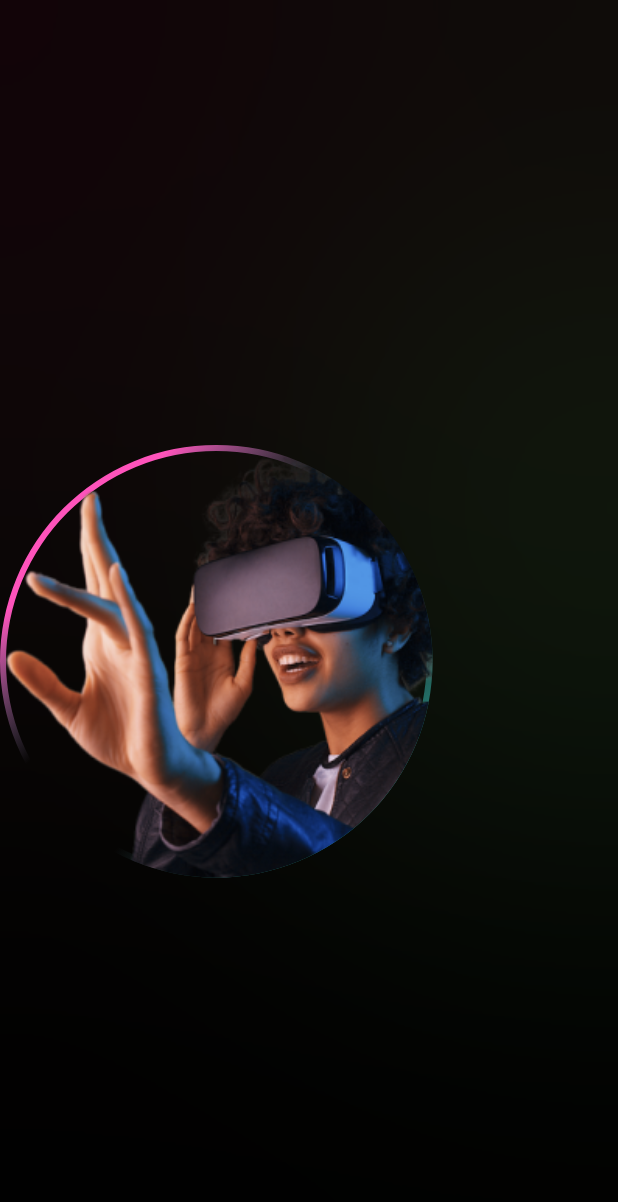
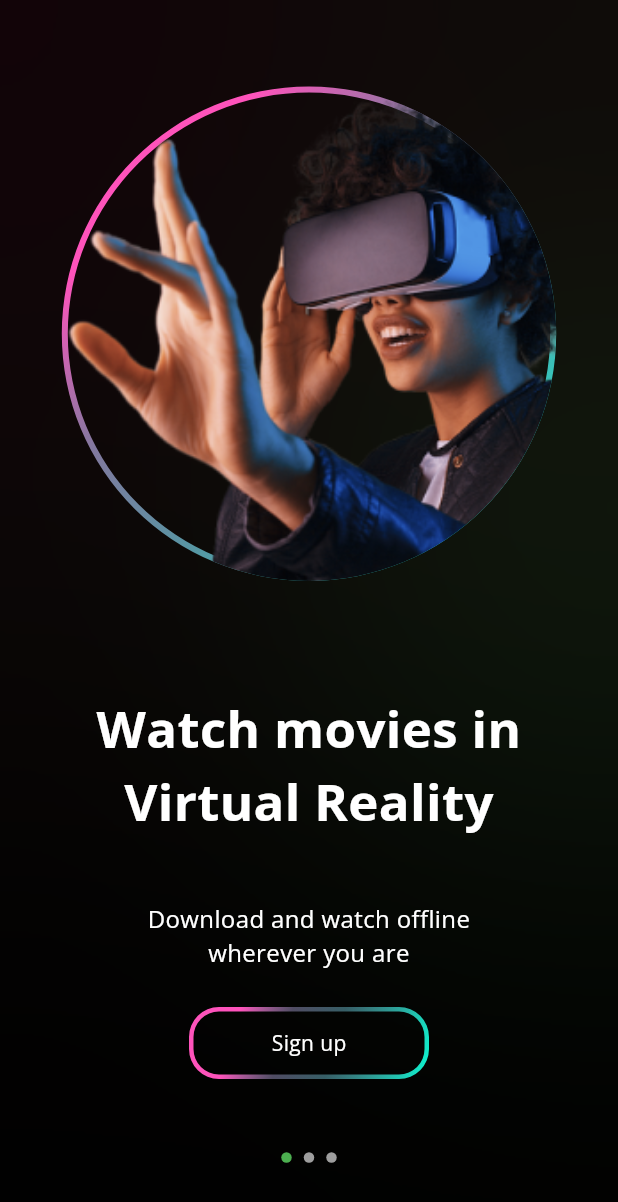
Before and after one commit to JakariaKhan-CSE/Figma-to-Flutter-Movies-Neon-App-UI-Design-, a Flutter app: the screen it shows after launch, on a phone screen of 412 x 824 dp. Shown: the top 1202 px of the screen. Run offline on Flutter 3.47's test engine with Material 3 defaults, Android fonts, the phone set to English and light mode, and no system bars; our stand-ins replace google_fonts.

Commit message:
first page design complete.

```diff
--- a/lib/screen/onboarding.dart
+++ b/lib/screen/onboarding.dart
@@ -2,9 +2,9 @@ import 'dart:ui';
 
 import 'package:figma_to_flutter_movies_neon/Components/CustomOutLine.dart';
 import 'package:flutter/material.dart';
+import 'package:google_fonts/google_fonts.dart';
 
 class Onboarding extends StatelessWidget {
-
   const Onboarding({super.key});
 
   @override
@@ -20,20 +20,15 @@ class Onboarding extends StatelessWidget {
         child: Stack(
           children: [
             Positioned(
-                top: screenHeight*0.1,
+                top: screenHeight * 0.1,
                 left: -88,
                 child: Container(
                   height: 166,
                   width: 166,
-                  decoration: BoxDecoration(
-                    color: Colors.pink,
-                    shape: BoxShape.circle
-                  ),
+                  decoration:
+                      BoxDecoration(color: Colors.pink, shape: BoxShape.circle),
                   child: BackdropFilter(
-                    filter: ImageFilter.blur(
-                      sigmaX: 200,
-                      sigmaY: 200
-                    ),
+                    filter: ImageFilter.blur(sigmaX: 200, sigmaY: 200),
                     child: Container(
                       height: 166,
                       width: 166,
@@ -42,20 +37,15 @@ class Onboarding extends StatelessWidget {
                   ),
                 )),
             Positioned(
-                top: screenHeight*0.3,
+                top: screenHeight * 0.3,
                 right: -100,
                 child: Container(
                   height: 200,
                   width: 200,
                   decoration: BoxDecoration(
-                      color: Colors.green,
-                      shape: BoxShape.circle
-                  ),
+                      color: Colors.green, shape: BoxShape.circle),
                   child: BackdropFilter(
-                    filter: ImageFilter.blur(
-                        sigmaX: 200,
-                        sigmaY: 200
-                    ),
+                    filter: ImageFilter.blur(sigmaX: 200, sigmaY: 200),
                     child: Container(
                       height: 200,
                       width: 200,
@@ -63,37 +53,120 @@ class Onboarding extends StatelessWidget {
                     ),
                   ),
                 )),
-            SafeArea(child: Column(
+            SafeArea(
+                child: Center(
+              child: Column(
                 crossAxisAlignment: CrossAxisAlignment.center,
                 mainAxisAlignment: MainAxisAlignment.center,
                 children: [
-                SizedBox(height: screenHeight*0.07,),
+                  SizedBox(
+                    height: screenHeight * 0.07,
+                  ),
                   CustomOutlineButton(
                     strokeWidth: 4,
-                    radius: screenWidth*0.8,
+                    radius: screenWidth * 0.8,
                     gradient: LinearGradient(
                         begin: Alignment.topLeft,
                         end: Alignment.bottomRight,
                         colors: [
                           Color(0xFFFE53BB),
-                        Color(0xFF9E95C4).withOpacity(0),  // this color code get from figma design Linear(also get opacity)
-                        Color(0xFF6AB9CA).withOpacity(0),
+                          Color(0xFF9E95C4).withOpacity(
+                              0.8), // this color code get from figma design Linear(also get opacity)
+                          Color(0xFF6AB9CA).withOpacity(0.8),
                           Color(0xFF09FBD3),
                         ],
-                      stops: [0.2,0.4,0.6,1]
+                        stops: [
+                          0.2,
+                          0.4,
+                          0.6,
+                          1
+                        ]),
+                    child: ClipOval(
+                        child: SizedBox(
+                            height: screenWidth * 0.8,
+                            width: screenWidth * 0.8,
+                            child: Image.asset(
+                              'assets/image_81.png',
+                              fit: BoxFit.cover,
+                              alignment: Alignment.bottomLeft,
+                            ))),
+                    onPressed: () {},
                   ),
-                    child: ClipOval(
+                  SizedBox(
+                    height: screenHeight * 0.09,
+                  ),
+                  Text(
+                    'Watch movies in \nVirtual Reality',
+                    textAlign: TextAlign.center,
+                    style: GoogleFonts.openSans(
+                        fontSize: screenHeight <= 667 ? 18 : 34,
+                        color: Color(0xFFFFFFFF),
+                        fontWeight: FontWeight.w700),
+                  ),
+                  SizedBox(
+                    height: screenHeight * 0.05,
+                  ),
+                  Text(
+                    'Download and watch offline \nwherever you are',
+                    textAlign: TextAlign.center,
+                    style: GoogleFonts.openSans(
+                        fontSize: 16,
+                        color: Color(0xFFFFFFFF),
+                        fontWeight: FontWeight.normal),
+                  ),
+                  SizedBox(
+                    height: screenHeight * 0.03,
+                  ),
+                  CustomOutlineButton(
+                    strokeWidth: 3,
+                    radius: 20,
+                    gradient: LinearGradient(
+                        begin: Alignment.topLeft,
+                        end: Alignment.bottomRight,
+                        colors: [
+                          Color(0xFFFE53BB),
+                          Color(0xFF9E95C4).withOpacity(
+                              0.5), // this color code get from figma design Linear(also get opacity)
+                          Color(0xFF6AB9CA).withOpacity(0.5),
+                          Color(0xFF09FBD3),
+                        ],
+                        stops: [
+                          0.2,
+                          0.4,
+                          0.6,
+                          1
+                        ]),
+                    child: SizedBox(
+                      height: 41,
+                      width: 160,
+                      child:  Center(
+                        child: Text(
+                          'Sign up',
 
-                        child: SizedBox(
-                            height: screenWidth * 0.7,
-                            width: screenWidth * 0.7,
-                            child: Image.asset('assets/image_81.png',fit: BoxFit.cover,alignment: Alignment.bottomLeft,))),
-                    onPressed: (){
-
-                    },
-
-                )
+                          style: GoogleFonts.openSans(
+                              fontSize: 14,
+                              color: Color(0xFFFFFFFF),
+                              fontWeight: FontWeight.normal),
+                        ),
+                      ),
+                    ),
+                    onPressed: () {},
+                  ),
+                  Spacer(),
+                  Row(
+                    mainAxisAlignment: MainAxisAlignment.center,
+                    children: List.generate(3, (index) => Container(
+                      height: 7,width: 7,
+                      margin: EdgeInsets.symmetric(horizontal: 4),
+                      decoration: BoxDecoration(
+                        shape: BoxShape.circle,
+                        color: index==0?Colors.green:Colors.grey
+                      ),
+                    ),),
+                  ),
+                  Spacer(),
                 ],
+              ),
             ))
           ],
         ),
```
Also changed, not shown: 1 other file. Lines whose indentation alone changed are shown as unchanged.
